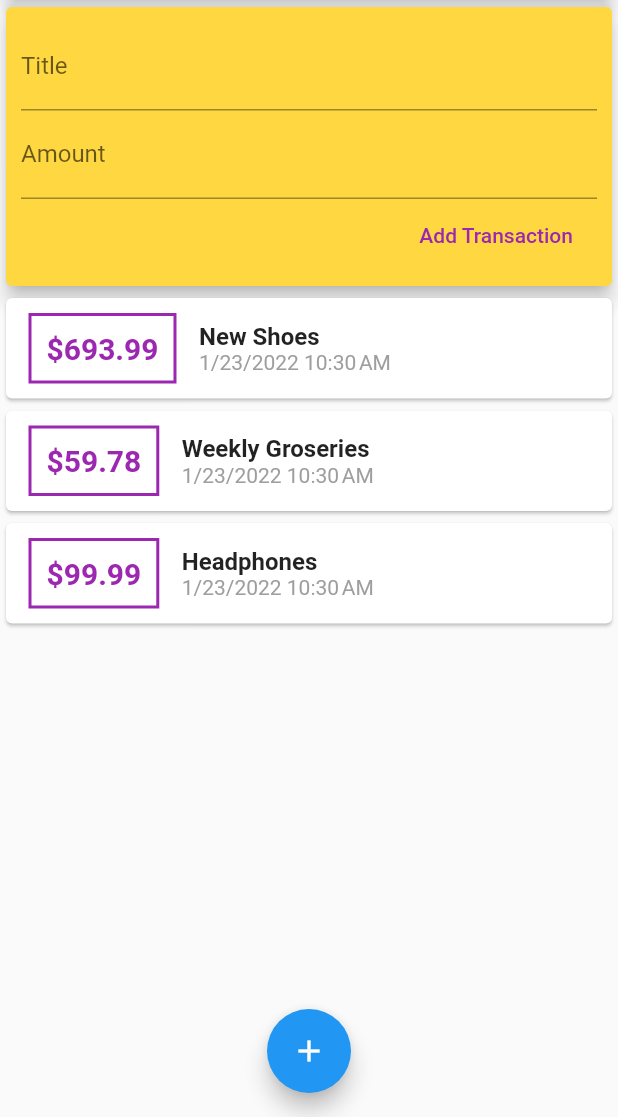
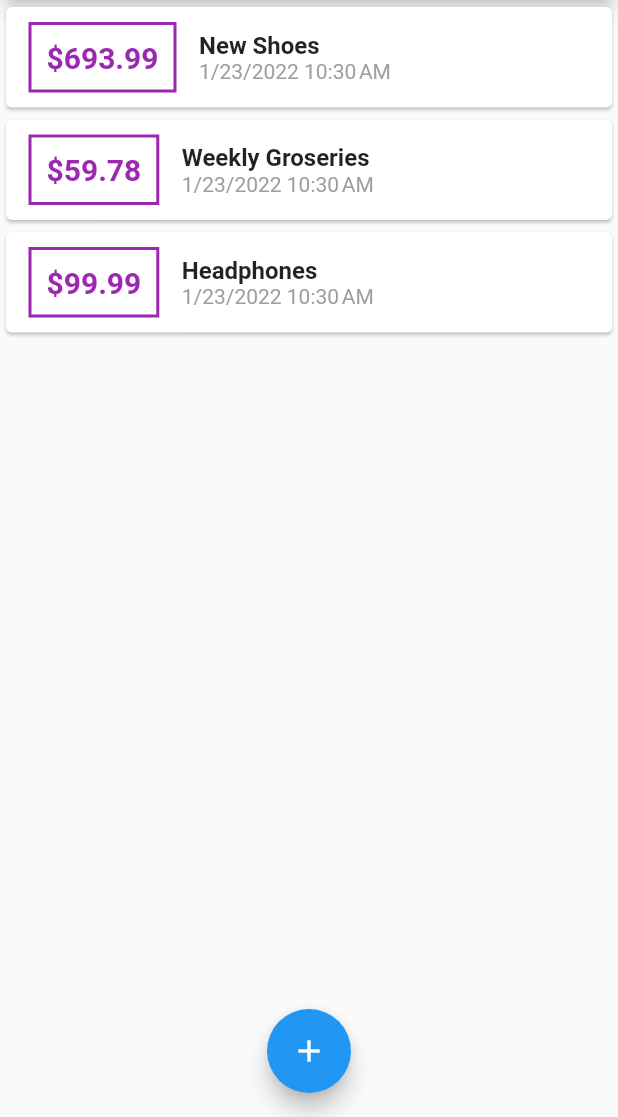
Before and after one commit to mishvets/Expenses_App, a Flutter app: the screen it shows after launch, on a phone screen of 412 x 824 dp, the part 119-1236 px from its top. Run offline on Flutter 3.47's test engine with Material 2 defaults, Android fonts, the phone set to English and light mode, and no system bars.

Commit message:
Section 4: Personal expenses app
* Move AddTransaction to separate modal

Video 93

```diff
--- a/lib/main.dart
+++ b/lib/main.dart
@@ -1,5 +1,8 @@
-import 'package:expenses_app/widgets/user_transaction.dart';
 import 'package:flutter/material.dart';
+
+import './widgets/new_transaction.dart';
+import './widgets/transaction_list.dart';
+import './models/transaction.dart';
 
 void main() => runApp(MyApp());
 
@@ -13,7 +16,59 @@ class MyApp extends StatelessWidget {
   }
 }
 
-class MyHomePage extends StatelessWidget {
+class MyHomePage extends StatefulWidget {
+  @override
+  _MyHomePageState createState() => _MyHomePageState();
+}
+
+class _MyHomePageState extends State<MyHomePage> {
+  final List<Transaction> _userTransactions = [
+    Transaction(
+      id: 't1',
+      title: 'New Shoes',
+      amount: 693.99,
+      date: DateTime.now(),
+    ),
+    Transaction(
+      id: 't2',
+      title: 'Weekly Groseries',
+      amount: 59.78,
+      date: DateTime.now(),
+    ),
+    Transaction(
+      id: 't3',
+      title: 'Headphones',
+      amount: 99.99,
+      date: DateTime.now(),
+    ),
+  ];
+
+  void _addNewTransaction(String txTitle, double txAmount) {
+    final newTx = Transaction(
+      title: txTitle,
+      amount: txAmount,
+      date: DateTime.now(),
+      id: DateTime.now().toString(),
+    );
+
+    setState(() {
+      _userTransactions.add(newTx);
+    });
+  }
+
+  void _startAddNewTransaction(BuildContext ctx) {
+    showModalBottomSheet(
+      context: ctx,
+      builder: (_) {
+        return GestureDetector(
+          onTap: () {},
+          child: NewTransaction(_addNewTransaction),
+          behavior: HitTestBehavior.opaque,
+        );
+      },
+    );
+  }
+
   @override
   Widget build(BuildContext context) {
     return Scaffold(
@@ -22,7 +77,7 @@ class MyHomePage extends StatelessWidget {
         actions: <Widget>[
           IconButton(
             icon: Icon(Icons.add),
-            onPressed: () {},
+            onPressed: () => _startAddNewTransaction(context),
           ),
         ],
       ),
@@ -39,14 +94,14 @@ class MyHomePage extends StatelessWidget {
                 child: Text('CHART!'),
               ),
             ),
-            UserTransactions(),
+            TransactionList(_userTransactions),
           ],
         ),
       ),
       floatingActionButtonLocation: FloatingActionButtonLocation.centerFloat,
       floatingActionButton: FloatingActionButton(
         child: Icon(Icons.add),
-        onPressed: () {},
+        onPressed: () => _startAddNewTransaction(context),
       ),
     );
   }
--- a/lib/widgets/user_transaction.dart
+++ /dev/null
@@ -1,56 +0,0 @@
-import 'package:flutter/material.dart';
-
-import './new_transaction.dart';
-import './transaction_list.dart';
-import '../models/transaction.dart';
-
-class UserTransactions extends StatefulWidget {
-  @override
-  _UserTransactionsState createState() => _UserTransactionsState();
-}
-
-class _UserTransactionsState extends State<UserTransactions> {
-  final List<Transaction> _userTransactions = [
-    Transaction(
-      id: 't1',
-      title: 'New Shoes',
-      amount: 693.99,
-      date: DateTime.now(),
-    ),
-    Transaction(
-      id: 't2',
-      title: 'Weekly Groseries',
-      amount: 59.78,
-      date: DateTime.now(),
-    ),
-    Transaction(
-      id: 't3',
-      title: 'Headphones',
-      amount: 99.99,
-      date: DateTime.now(),
-    ),
-  ];
-
-  void _addNewTransaction(String txTitle, double txAmount) {
-    final newTx = Transaction(
-      title: txTitle,
-      amount: txAmount,
-      date: DateTime.now(),
-      id: DateTime.now().toString(),
-    );
-
-    setState(() {
-      _userTransactions.add(newTx);
-    });
-  }
-
-  @override
-  Widget build(BuildContext context) {
-    return Column(
-      children: <Widget>[
-        NewTransaction(_addNewTransaction),
-        TransactionList(_userTransactions),
-      ],
-    );
-  }
-}
```
